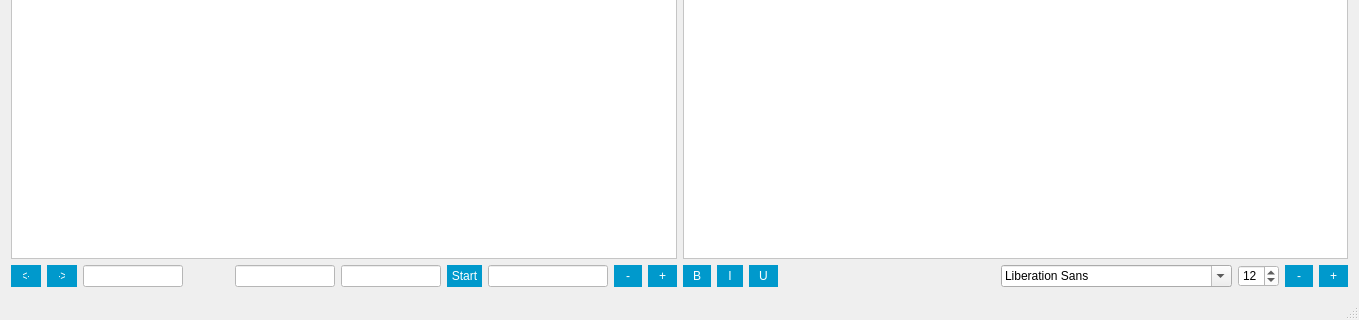
Before: the Qt Designer form DeepReader/deepreader.ui in shanalily/DeepReader, drawn with Qt 5; both pictures show x 0 to 1359 and y 524 to 844 of the 1359 by 844 pixel window.
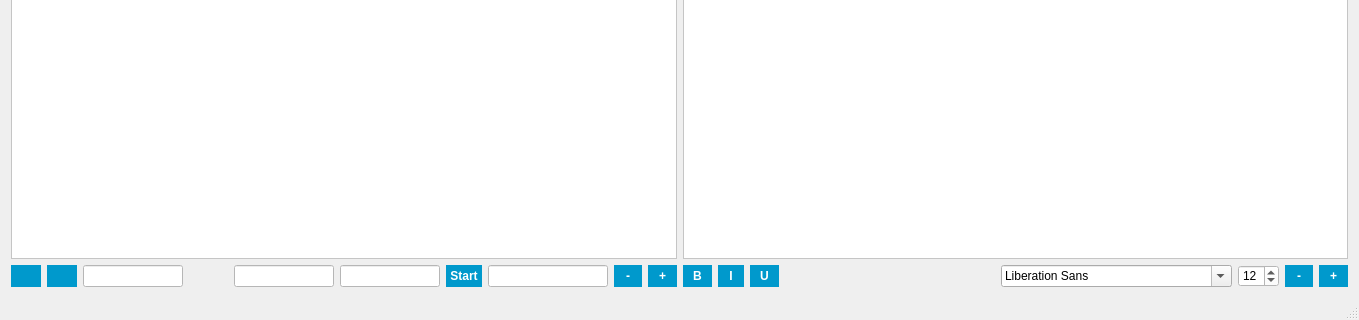
After: the same form once the commit is applied. Icons and pictures are not drawn.

Commit message: button appearance

```diff
--- a/DeepReader/deepreader.ui
+++ b/DeepReader/deepreader.ui
@@ -56,7 +56,11 @@
 padding: 4px 12px;</string>
             </property>
             <property name="text">
-             <string>&lt;-</string>
+             <string/>
+            </property>
+            <property name="icon">
+             <iconset resource="resources.qrc">
+              <normaloff>:/new/button_images/white_arrow_left.png</normaloff>:/new/button_images/white_arrow_left.png</iconset>
             </property>
            </widget>
           </item>
@@ -75,7 +79,11 @@
 padding: 4px 12px;</string>
             </property>
             <property name="text">
-             <string>-&gt;</string>
+             <string/>
+            </property>
+            <property name="icon">
+             <iconset resource="resources.qrc">
+              <normaloff>:/new/button_images/white_arrow_right.png</normaloff>:/new/button_images/white_arrow_right.png</iconset>
             </property>
            </widget>
           </item>
@@ -147,7 +155,8 @@
          <string notr="true">border: none;
 background-color: #0099cc;
 color: white;
-padding: 4px;</string>
+padding: 4px;
+font-weight: bold;</string>
         </property>
         <property name="text">
          <string>Start</string>
@@ -179,7 +188,8 @@
          <string notr="true">border: none;
 background-color: #0099cc;
 color: white;
-padding: 4px 12px;</string>
+padding: 4px 12px;
+font-weight: bold;</string>
         </property>
         <property name="text">
          <string>-</string>
@@ -198,7 +208,8 @@
          <string notr="true">border: none;
 background-color: #0099cc;
 color: white;
-padding: 4px 11px;</string>
+padding: 4px 11px;
+font-weight: bold;</string>
         </property>
         <property name="text">
          <string>+</string>
@@ -221,7 +232,8 @@
          <string notr="true">border: none;
 background-color: #0099cc;
 color: white;
-padding: 4px 10px;</string>
+padding: 4px 10px;
+font-weight: bold;</string>
         </property>
         <property name="text">
          <string>B</string>
@@ -240,7 +252,8 @@
          <string notr="true">border: none;
 background-color: #0099cc;
 color: white;
-padding: 4px 11px;</string>
+padding: 4px 11px;
+font-weight: bold;</string>
         </property>
         <property name="text">
          <string>I</string>
@@ -259,7 +272,8 @@
          <string notr="true">border: none;
 background-color: #0099cc;
 color: white;
-padding: 4px 10px;</string>
+padding: 4px 10px;
+font-weight: bold;</string>
         </property>
         <property name="text">
          <string>U</string>
@@ -313,7 +327,8 @@
          <string notr="true">border: none;
 background-color: #0099cc;
 color: white;
-padding: 4px 12px;</string>
+padding: 4px 12px;
+font-weight: bold;</string>
         </property>
         <property name="text">
          <string>-</string>
@@ -332,7 +347,8 @@
          <string notr="true">border: none;
 background-color: #0099cc;
 color: white;
-padding: 4px 11px;</string>
+padding: 4px 11px;
+font-weight: bold;</string>
         </property>
         <property name="text">
          <string>+</string>
```
Left out of the diff: 15 changed lines with no effect on the pictures. The commit also changes 7 other files.
